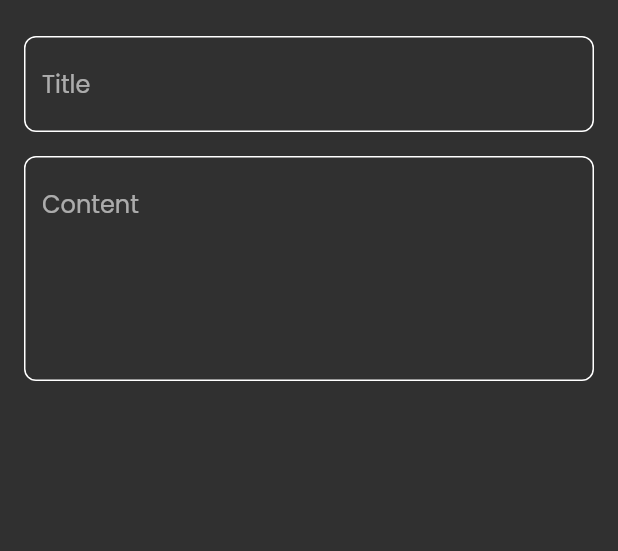
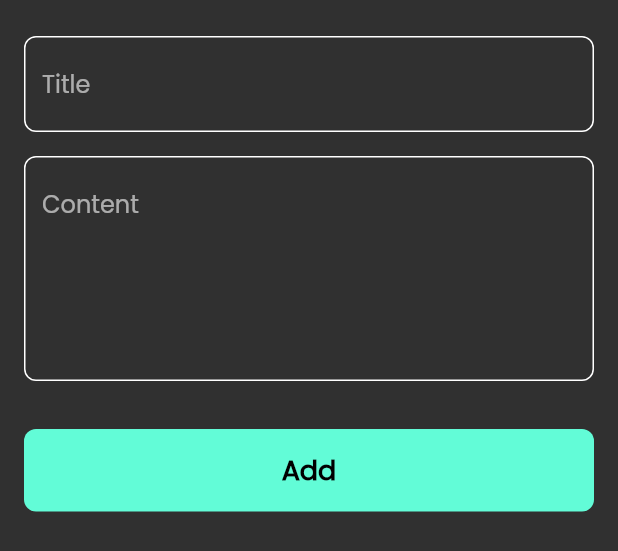
Before and after one commit to Ma7moudElbaz/notes_app, a Flutter app: the AddNoteBottomSheet widget shown alone on an empty page, opened directly, on a phone screen of 412 x 824 dp. Shown: the top 551 px of the screen. Run offline on Flutter 3.47's test engine with Material 3 defaults, Android fonts, the phone set to English and light mode, and no system bars; our stand-ins replace font_awesome_flutter.

Commit message:
finish notes bottom sheet

```diff
--- a/lib/widgets/add_note_bottom_sheet.dart
+++ b/lib/widgets/add_note_bottom_sheet.dart
@@ -1,13 +1,16 @@
 import 'package:flutter/material.dart';
 import 'package:notes_app/widgets/custom_text_field.dart';
+
+import 'custom_button.dart';
 
 class AddNoteBottomSheet extends StatelessWidget {
   const AddNoteBottomSheet({super.key});
 
   @override
   Widget build(BuildContext context) {
-    return Padding(
-      padding: const EdgeInsets.symmetric(horizontal: 16),
+    return const Padding(
+      padding: EdgeInsets.symmetric(horizontal: 16),
+      child: SingleChildScrollView(
         child: Column(
           children: [
             SizedBox(height: 24),
@@ -19,7 +22,11 @@ class AddNoteBottomSheet extends StatelessWidget {
               hint: 'Content',
               maxLines: 5,
             ),
+            SizedBox(height: 32),
+            CustomButton(),
+            SizedBox(height: 16),
           ],
+        ),
       ),
     );
   }
--- /dev/null
+++ b/lib/widgets/custom_button.dart
@@ -0,0 +1,29 @@
+import 'package:flutter/material.dart';
+
+import '../constants.dart';
+
+class CustomButton extends StatelessWidget {
+  const CustomButton({super.key});
+
+  @override
+  Widget build(BuildContext context) {
+    return Container(
+      width: MediaQuery.of(context).size.width,
+      height: 55,
+      decoration: BoxDecoration(
+        color: kPrimaryColor,
+        borderRadius: BorderRadius.circular(8),
+      ),
+      child: Center(
+        child: Text(
+          'Add',
+          style: TextStyle(
+            color: Colors.black,
+            fontSize: 18,
+            fontWeight: FontWeight.bold,
+          ),
+        ),
+      ),
+    );
+  }
+}
```
Lines whose indentation alone changed are shown as unchanged.
